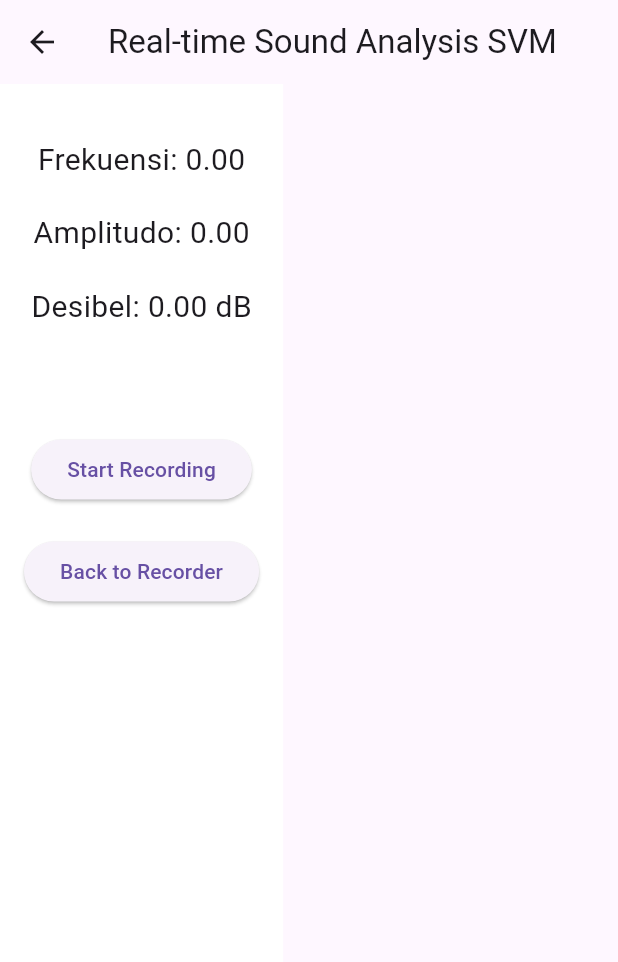
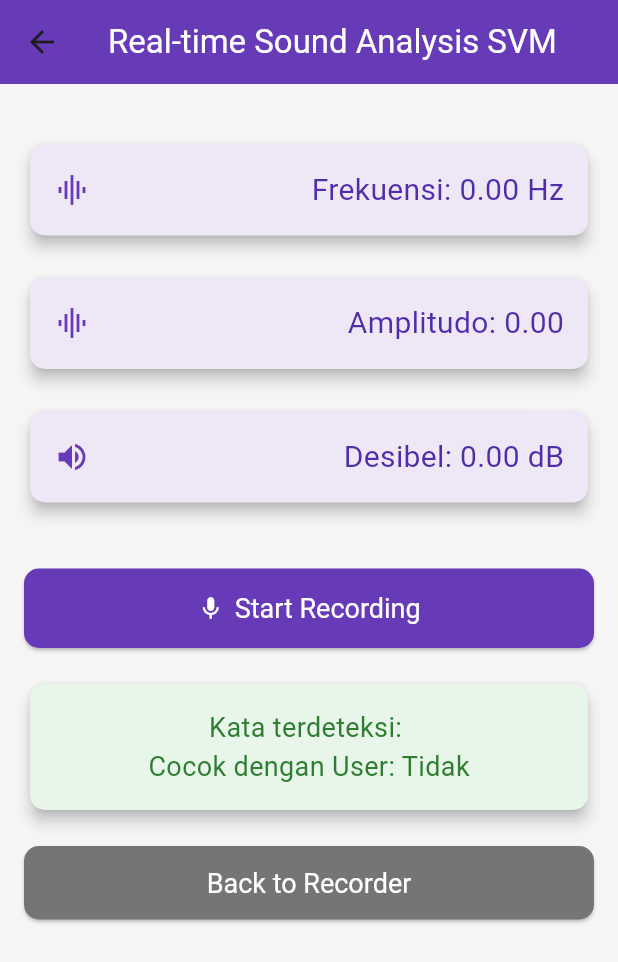
Before and after one commit to mastirt/highlowstt, a Flutter app: the SoundAnalyzerSvm screen opened directly, on a phone screen of 412 x 824 dp. Shown: the top 962 px of the screen. Run offline on Flutter 3.47's test engine with Material 3 defaults, Android fonts, the phone set to English and light mode, and no system bars; our stand-ins replace permission_handler; missing offline and left inert: ffmpeg_kit_flutter, fftea, flutter_sound, google_speech.

Commit message:
Menambah audio assets

```diff
--- a/lib/hlsttsvm.dart
+++ b/lib/hlsttsvm.dart
@@ -448,7 +448,7 @@ class _SoundAnalyzerState extends State<SoundAnalyzerSvm> {
             });
           });
         } else {
-          print('Kata "tolong" atau "help" tidak ditemukan.');
+          print('Kata "tolong", "help", "aw", "aduh" tidak ditemukan.');
         }
       } else {
         print('File sumber tidak ditemukan.');
@@ -569,63 +569,171 @@ class _SoundAnalyzerState extends State<SoundAnalyzerSvm> {
   Widget build(BuildContext context) {
     return Scaffold(
       appBar: AppBar(
-        title: Text('Real-time Sound Analysis SVM'),
+        title: Text('Real-time Sound Analysis SVM', style: TextStyle(color: Colors.white)),
+        centerTitle: true,
+        backgroundColor: Colors.deepPurple,
       ),
       body: Container(
         color: _isAmplitudeHigh
-            ? Colors.red
+            ? Colors.red[100]
             : _isAmplitudeLow
-                ? Colors.blue
-                : Colors.white,
+                ? Colors.blue[100]
+                : Colors.grey[100],
         padding: const EdgeInsets.all(16.0),
         child: Column(
-          crossAxisAlignment: CrossAxisAlignment.center,
+          crossAxisAlignment: CrossAxisAlignment.stretch,
           children: [
             SizedBox(height: 20),
-            Text(
-              'Frekuensi: ${_frequency.toStringAsFixed(2)}',
-              style: TextStyle(fontSize: 20),
+            // Frequency Display
+            Card(
+              color: Colors.deepPurple[50],
+              elevation: 4,
+              shape: RoundedRectangleBorder(
+                borderRadius: BorderRadius.circular(10),
+              ),
+              child: Padding(
+                padding: const EdgeInsets.all(16.0),
+                child: Row(
+                  mainAxisAlignment: MainAxisAlignment.spaceBetween,
+                  children: [
+                    Icon(Icons.multitrack_audio, color: Colors.deepPurple),
+                    Text(
+                      'Frekuensi: ${_frequency.toStringAsFixed(2)} Hz',
+                      style: TextStyle(fontSize: 20, color: Colors.deepPurple[700]),
+                    ),
+                  ],
+                ),
+              ),
             ),
             SizedBox(height: 20),
-            Text(
-              'Amplitudo: ${_amplitude.toStringAsFixed(2)}',
-              style: TextStyle(fontSize: 20),
+            // Amplitude Display
+            Card(
+              color: Colors.deepPurple[50],
+              elevation: 4,
+              shape: RoundedRectangleBorder(
+                borderRadius: BorderRadius.circular(10),
+              ),
+              child: Padding(
+                padding: const EdgeInsets.all(16.0),
+                child: Row(
+                  mainAxisAlignment: MainAxisAlignment.spaceBetween,
+                  children: [
+                    Icon(Icons.graphic_eq, color: Colors.deepPurple),
+                    Text(
+                      'Amplitudo: ${_amplitude.toStringAsFixed(2)}',
+                      style: TextStyle(fontSize: 20, color: Colors.deepPurple[700]),
+                    ),
+                  ],
+                ),
+              ),
             ),
             SizedBox(height: 20),
-            Text(
-              'Desibel: ${_decibel.toStringAsFixed(2)} dB',
-              style: TextStyle(fontSize: 20),
+            // Decibel Display
+            Card(
+              color: Colors.deepPurple[50],
+              elevation: 4,
+              shape: RoundedRectangleBorder(
+                borderRadius: BorderRadius.circular(10),
+              ),
+              child: Padding(
+                padding: const EdgeInsets.all(16.0),
+                child: Row(
+                  mainAxisAlignment: MainAxisAlignment.spaceBetween,
+                  children: [
+                    Icon(Icons.volume_up, color: Colors.deepPurple),
+                    Text(
+                      'Desibel: ${_decibel.toStringAsFixed(2)} dB',
+                      style: TextStyle(fontSize: 20, color: Colors.deepPurple[700]),
+                    ),
+                  ],
+                ),
+              ),
             ),
             SizedBox(height: 20),
+            // Warning or Information Message
             if (_isAmplitudeHigh)
-              Text(
-                'Peringatan: Suara terlalu tinggi!',
-                style: TextStyle(fontSize: 24, color: Colors.white, fontWeight: FontWeight.bold),
+              Padding(
+                padding: const EdgeInsets.symmetric(vertical: 8.0),
+                child: Text(
+                  'Peringatan: Suara terlalu tinggi!',
+                  style: TextStyle(
+                    fontSize: 22,
+                    color: Colors.red[700],
+                    fontWeight: FontWeight.bold,
+                  ),
+                  textAlign: TextAlign.center,
+                ),
               ),
             if (_isAmplitudeLow)
-              Text(
-                'Keterangan: Suara rendah',
-                style: TextStyle(fontSize: 24, color: Colors.white, fontWeight: FontWeight.bold),
-              ),
-            SizedBox(height: 50),
-            ElevatedButton(
-              onPressed: _isRecording ? _stopRecording : _startRecording,
-              child: Text(_isRecording ? 'Stop Recording' : 'Start Recording'),
-            ),
-            if (_comparisonResult['detectedText'] != '')
               Padding(
-                padding: const EdgeInsets.all(16.0),
+                padding: const EdgeInsets.symmetric(vertical: 8.0),
                 child: Text(
-                  'Kata terdeteksi: ${_comparisonResult['detectedText']} \nCocok dengan User: ${_comparisonResult['isMatching'] ? "Ya" : "Tidak"}',
-                  style: TextStyle(fontSize: 18, color: Colors.green),
+                  'Keterangan: Suara rendah',
+                  style: TextStyle(
+                    fontSize: 22,
+                    color: Colors.blue[700],
+                    fontWeight: FontWeight.bold,
+                  ),
+                  textAlign: TextAlign.center,
                 ),
               ),
             SizedBox(height: 20),
+            // Start/Stop Recording Button
+            ElevatedButton.icon(
+              onPressed: _isRecording ? _stopRecording : _startRecording,
+              icon: Icon(_isRecording ? Icons.stop : Icons.mic),
+              label: Text(_isRecording ? 'Stop Recording' : 'Start Recording'),
+              style: ElevatedButton.styleFrom(
+                backgroundColor: Colors.deepPurple,
+                foregroundColor: Colors.white,
+                padding: EdgeInsets.symmetric(vertical: 16),
+                textStyle: TextStyle(fontSize: 18),
+                shape: RoundedRectangleBorder(
+                  borderRadius: BorderRadius.circular(10),
+                ),
+              ),
+            ),
+            SizedBox(height: 20),
+            // Detected Word Information
+            // if (_comparisonResult['detectedText'] != '')
+            Card(
+              color: Colors.green[50],
+              elevation: 4,
+              shape: RoundedRectangleBorder(
+                borderRadius: BorderRadius.circular(10),
+              ),
+              child: Padding(
+                padding: const EdgeInsets.all(16.0),
+                child: Column(
+                  children: [
+                    Text(
+                      'Kata terdeteksi: ${_comparisonResult['detectedText']}',
+                      style: TextStyle(fontSize: 18, color: Colors.green[800]),
+                    ),
+                    Text(
+                      'Cocok dengan User: ${_comparisonResult['isMatching'] ? "Ya" : "Tidak"}',
+                      style: TextStyle(fontSize: 18, color: Colors.green[800]),
+                    ),
+                  ],
+                ),
+              ),
+            ),
+            SizedBox(height: 20),
+            // Back Button
             ElevatedButton(
               onPressed: () {
                 Navigator.pop(context);
               },
               child: Text("Back to Recorder"),
+              style: ElevatedButton.styleFrom(
+                backgroundColor: Colors.grey[600],
+                foregroundColor: Colors.white,
+                padding: EdgeInsets.symmetric(vertical: 14),
+                textStyle: TextStyle(fontSize: 18),
+                shape: RoundedRectangleBorder(
+                  borderRadius: BorderRadius.circular(10),
+                ),
+              ),
             ),
           ],
         ),
--- a/lib/main.dart
+++ b/lib/main.dart
@@ -388,7 +388,7 @@ class _SoundRecorderState extends State<SoundRecorder> {
   }
 
   Future<void> loadAndAppendFeaturesFromAssets(List<Map<String, dynamic>> audioStore, String filePath) async {
-    for (int i = 1; i <= 5; i++) {
+    for (int i = 1; i <= 10; i++) {
       // Muat file audio dari assets
       ByteData audioData = await rootBundle.load('assets/test$i.wav');
 
--- a/pubspec.yaml
+++ b/pubspec.yaml
@@ -72,6 +72,11 @@ flutter:
     - assets/test3.wav
     - assets/test4.wav
     - assets/test5.wav
+    - assets/test6.wav
+    - assets/test7.wav
+    - assets/test8.wav
+    - assets/test9.wav
+    - assets/test10.wav
   #   - images/a_dot_ham.jpeg
 
   # An image asset can refer to one or more resolution-specific "variants", see
```
Also changed, not shown: 6 other files.
